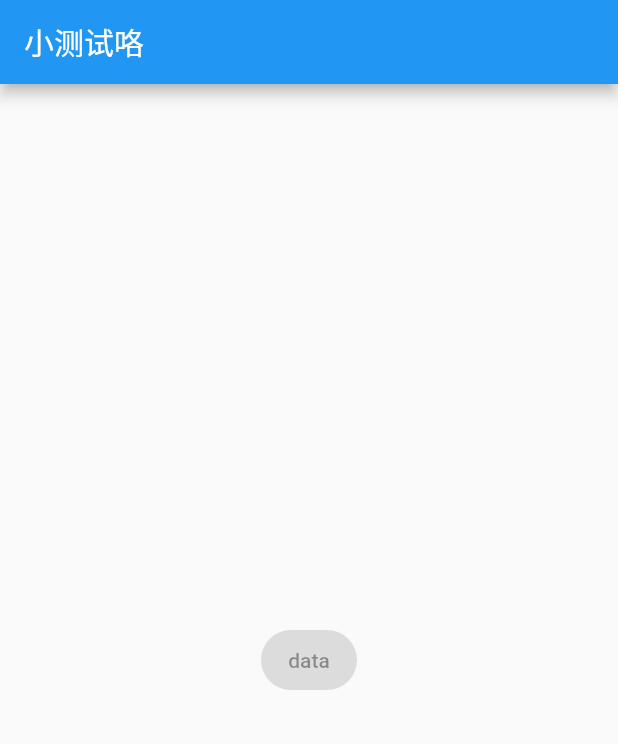
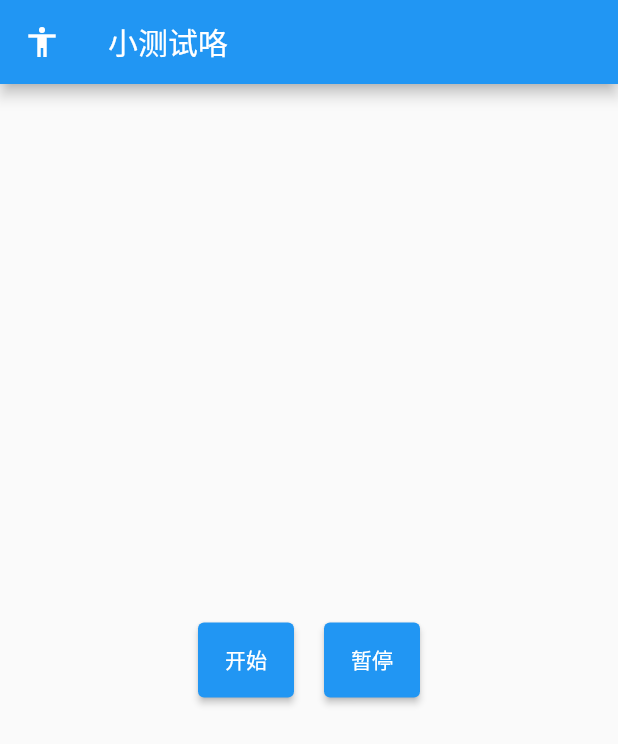
Before and after one commit to sdadgz/dmp_flutter, a Flutter app: the screen it shows after launch, on a phone screen of 412 x 824 dp. Shown: the top 744 px of the screen. Run offline on Flutter 3.47's test engine with Material 2 defaults, Android fonts, the phone set to English and light mode, and no system bars; our stand-ins replace logger; missing offline and left inert: udp.

Commit message:
两个按钮，就这么多

```diff
--- /dev/null
+++ b/lib/compoments/common/dmp_button.dart
@@ -0,0 +1,36 @@
+import 'dart:math';
+
+import 'package:demo/compoments/common/udp.dart';
+import 'package:flutter/material.dart';
+
+import 'package:udp/udp.dart';
+
+class UdpButtonFul extends StatefulWidget {
+  const UdpButtonFul(
+      {super.key, this.label = "按钮", this.callback, required this.msg});
+
+  final String label;
+  final Function? callback;
+  final String msg;
+
+  @override
+  State<UdpButtonFul> createState() => _UdpButtonFulState();
+}
+
+class _UdpButtonFulState extends State<UdpButtonFul> {
+  // 点击按钮
+  void _click() {
+    setState(() {
+      Udp.send(widget.msg);
+      widget.callback!();
+    });
+  }
+
+  @override
+  Widget build(BuildContext context) {
+    return Container(
+        margin: const EdgeInsets.all(10),
+        height: 50,
+        child: ElevatedButton(onPressed: _click, child: Text(widget.label)));
+  }
+}
--- a/lib/dmp.dart
+++ b/lib/dmp.dart
@@ -1,15 +1,34 @@
-import 'package:demo/compoments/common/Button.dart';
+import 'package:demo/compoments/common/dmp_button.dart';
+import 'package:demo/compoments/common/log.dart';
 import 'package:flutter/material.dart';
+
+const startMsg = "aa550000bb66"; // 开始
+const pauseMsg = "aa550001bb66"; // 暂停
 
 class Dmp extends StatelessWidget {
   const Dmp({super.key});
 
   @override
   Widget build(BuildContext context) {
-    return const Center(
-        child: FilledButton(
-      onPressed: null,
-      child: Text("data"),
-    ));
+    return Center(
+      child: Row(
+        mainAxisAlignment: MainAxisAlignment.center,
+        children: [
+          UdpButtonFul(
+            label: "开始",
+            msg: startMsg,
+            callback: () {
+              Log.info("点击开始");
+            },
+          ),
+          UdpButtonFul(
+              label: "暂停",
+              callback: () {
+                Log.info("点击暂停");
+              },
+              msg: pauseMsg)
+        ],
+      ),
+    );
   }
 }
--- a/lib/main.dart
+++ b/lib/main.dart
@@ -5,6 +5,7 @@ void main() {
   runApp(MaterialApp(
     home: Scaffold(
       appBar: AppBar(
+        leading: const Icon(Icons.accessibility_outlined),
         title: const Text("小测试咯"),
       ),
       body: const Dmp(),
--- a/pubspec.yaml
+++ b/pubspec.yaml
@@ -35,6 +35,8 @@ dependencies:
   # The following adds the Cupertino Icons font to your application.
   # Use with the CupertinoIcons class for iOS style icons.
   cupertino_icons: ^1.0.2
+  udp: ^5.0.3
+  logger: ^1.3.0
 
 dev_dependencies:
   flutter_test:
```
Also changed, not shown: lib/compoments/common/Button.dart (deleted, +0 -10 lines), lib/compoments/common/log.dart (added, +32 -0 lines), lib/compoments/common/udp.dart (added, +25 -0 lines), pubspec.lock, 1 other file.
